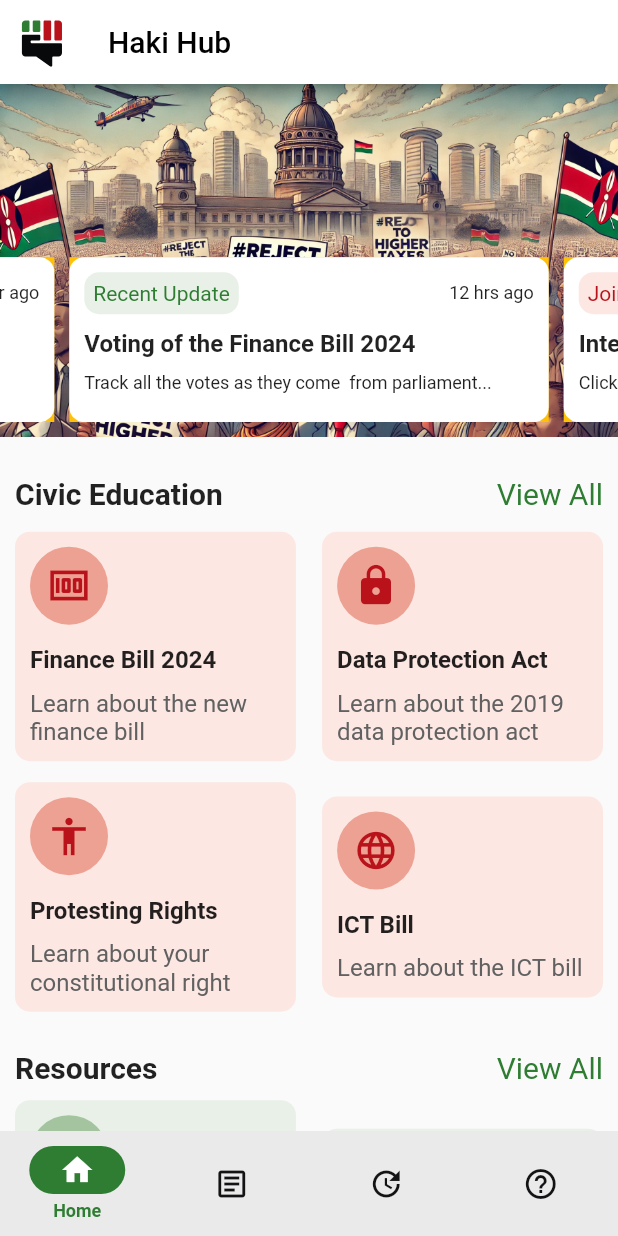
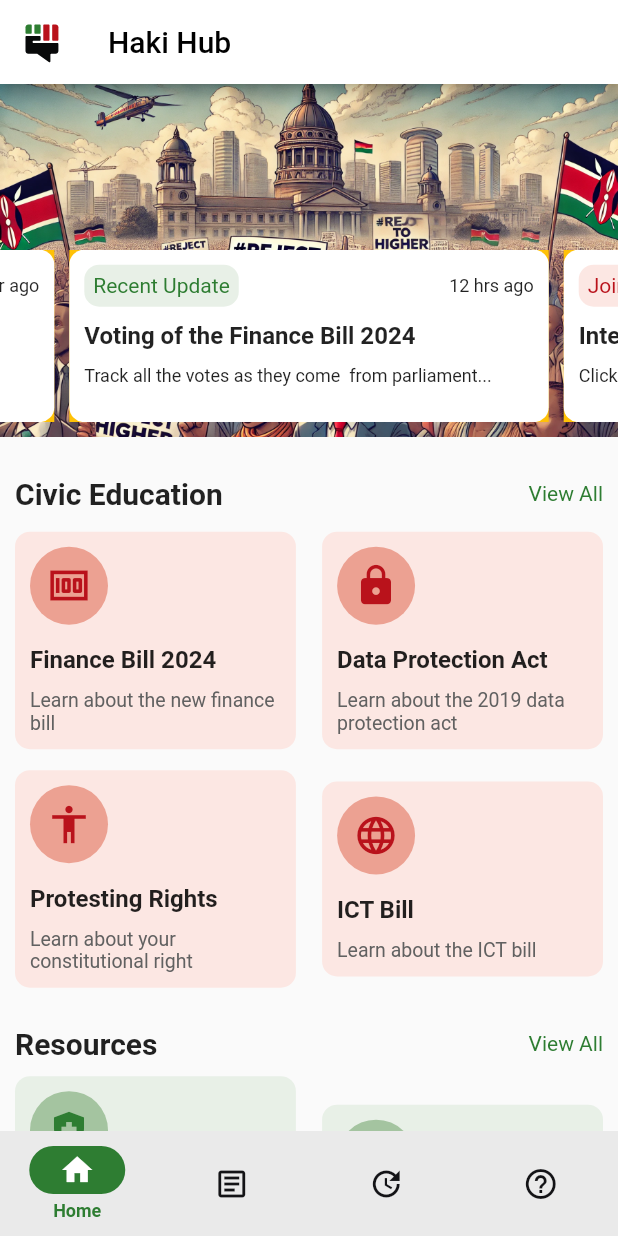
Before and after one commit to Haki-Hub/haki-hub-mobile, a Flutter app: the screen it shows after launch, on a phone screen of 412 x 824 dp. Run offline on Flutter 3.47's test engine with Material 3 defaults, Android fonts, the phone set to English and light mode, and no system bars; drawn by our look-alikes of carousel_slider; our stand-ins replace flutter_svg.

Commit message:
update: improving font visual hierarchy

```diff
--- a/lib/main.dart
+++ b/lib/main.dart
@@ -1,7 +1,8 @@
 import 'package:flutter/material.dart';
+
+import 'package:haki_hub/routes/route_generator.dart';
 import 'package:haki_hub/domain/value_objects/app_colors.dart';
 import 'package:haki_hub/presentation/home/widgets/bottom_navigation.dart';
-import 'package:haki_hub/routes/route_generator.dart';
 
 void main() {
   runApp(
--- a/lib/presentation/home/pages/home_page.dart
+++ b/lib/presentation/home/pages/home_page.dart
@@ -1,14 +1,15 @@
+import 'package:flutter/material.dart';
 import 'package:carousel_slider/carousel_slider.dart';
-import 'package:flutter/material.dart';
-import 'package:haki_hub/domain/value_objects/app_colors.dart';
-import 'package:haki_hub/domain/value_objects/asset_strings.dart';
+
+import 'package:haki_hub/routes/routes.dart';
+import 'package:haki_hub/domain/value_objects/utils.dart';
 import 'package:haki_hub/domain/value_objects/spaces.dart';
 import 'package:haki_hub/domain/value_objects/strings.dart';
-import 'package:haki_hub/domain/value_objects/utils.dart';
+import 'package:haki_hub/presentation/shared/info_card.dart';
+import 'package:haki_hub/domain/value_objects/app_colors.dart';
+import 'package:haki_hub/presentation/shared/app_scaffold.dart';
+import 'package:haki_hub/domain/value_objects/asset_strings.dart';
 import 'package:haki_hub/presentation/home/widgets/carousel_card.dart';
-import 'package:haki_hub/presentation/shared/app_scaffold.dart';
-import 'package:haki_hub/presentation/shared/info_card.dart';
-import 'package:haki_hub/routes/routes.dart';
 
 class HomePage extends StatelessWidget {
   const HomePage({super.key});
@@ -20,9 +21,9 @@ class HomePage extends StatelessWidget {
       body: SingleChildScrollView(
         child: Column(
           crossAxisAlignment: CrossAxisAlignment.start,
-          children: <Widget>[
+          children: [
             Stack(
-              children: <Widget>[
+              children: [
                 Image.asset(
                   backgroundBannerImage,
                   fit: BoxFit.cover,
@@ -35,16 +36,14 @@ class HomePage extends StatelessWidget {
                   child: Padding(
                     padding: const EdgeInsets.only(bottom: 10),
                     child: CarouselSlider(
-                      options: CarouselOptions(height: 110.0),
+                      options: CarouselOptions(height: 115.0),
                       items: carouselSliderItems.map((CarouselCard card) {
                         return Builder(
                           builder: (BuildContext context) {
                             return Container(
                               width: MediaQuery.of(context).size.width,
-                              margin:
-                                  const EdgeInsets.symmetric(horizontal: 5.0),
-                              decoration:
-                                  const BoxDecoration(color: Colors.amber),
+                              margin: const EdgeInsets.symmetric(horizontal: 5.0),
+                              decoration: const BoxDecoration(color: Colors.amber),
                               child: card,
                             );
                           },
@@ -55,9 +54,7 @@ class HomePage extends StatelessWidget {
                 ),
               ],
             ),
-            const SizedBox(
-              height: 26,
-            ),
+            const SizedBox(height: 26),
             // Civic Education Section
             const Padding(
               padding: EdgeInsets.symmetric(horizontal: 10),
@@ -66,7 +63,7 @@ class HomePage extends StatelessWidget {
                   // Header
                   Row(
                     mainAxisAlignment: MainAxisAlignment.spaceBetween,
-                    children: <Widget>[
+                    children: [
                       Text(
                         civicEducationString,
                         style: TextStyle(
@@ -77,19 +74,17 @@ class HomePage extends StatelessWidget {
                       Text(
                         viewAllString,
                         style: TextStyle(
-                          fontSize: 20,
+                          fontSize: 14,
                           color: AppColors.secondaryColor500,
                         ),
                       )
                     ],
                   ),
-                  SizedBox(
-                    height: 14,
-                  ),
+                  SizedBox(height: 14),
                   // Card Items
                   Row(
                     mainAxisAlignment: MainAxisAlignment.spaceBetween,
-                    children: <Widget>[
+                    children: [
                       InfoCard(
                         icon: Icons.money,
                         isTertiaryColor: true,
@@ -104,12 +99,10 @@ class HomePage extends StatelessWidget {
                       ),
                     ],
                   ),
-                  SizedBox(
-                    height: 14,
-                  ),
+                  SizedBox(height: 14),
                   Row(
                     mainAxisAlignment: MainAxisAlignment.spaceBetween,
-                    children: <Widget>[
+                    children: [
                       InfoCard(
                         icon: Icons.accessibility,
                         isTertiaryColor: true,
@@ -134,7 +127,7 @@ class HomePage extends StatelessWidget {
             Padding(
               padding: const EdgeInsets.symmetric(horizontal: 10),
               child: Column(
-                children: <Widget>[
+                children: [
                   // Header
                   const Row(
                     mainAxisAlignment: MainAxisAlignment.spaceBetween,
@@ -149,7 +142,7 @@ class HomePage extends StatelessWidget {
                       Text(
                         viewAllString,
                         style: TextStyle(
-                          fontSize: 20,
+                          fontSize: 14,
                           color: AppColors.secondaryColor500,
                         ),
                       )
@@ -159,7 +152,7 @@ class HomePage extends StatelessWidget {
                   // Card Items
                   const Row(
                     mainAxisAlignment: MainAxisAlignment.spaceBetween,
-                    children: <Widget>[
+                    children: [
                       InfoCard(
                         icon: Icons.health_and_safety,
                         isSecondaryColor: true,
@@ -177,7 +170,7 @@ class HomePage extends StatelessWidget {
                   size15VerticalSizedBox,
                   const Row(
                     mainAxisAlignment: MainAxisAlignment.spaceBetween,
-                    children: <Widget>[
+                    children: [
                       InfoCard(
                         icon: Icons.group,
                         isSecondaryColor: true,
@@ -201,11 +194,11 @@ class HomePage extends StatelessWidget {
             Padding(
               padding: const EdgeInsets.symmetric(horizontal: 10),
               child: Column(
-                children: <Widget>[
+                children: [
                   // Header
                   const Row(
                     mainAxisAlignment: MainAxisAlignment.spaceBetween,
-                    children: <Widget>[
+                    children: [
                       Text(
                         resourcesString,
                         style: TextStyle(
@@ -216,7 +209,7 @@ class HomePage extends StatelessWidget {
                       Text(
                         viewAllString,
                         style: TextStyle(
-                          fontSize: 20,
+                          fontSize: 14,
                           color: AppColors.secondaryColor500,
                         ),
                       )
@@ -230,8 +223,9 @@ class HomePage extends StatelessWidget {
                     hasBorder: true,
                     title: policeBrutalityTitleString,
                     description: policeBrutalityCardDescription,
-                    onTap: () => Navigator.of(context)
-                        .pushNamed(AppRoutes.policeHelplinePageRoute),
+                    onTap: () => Navigator.of(context).pushNamed(
+                      AppRoutes.policeHelplinePageRoute
+                    ),
                   ),
                   size15VerticalSizedBox,
                   InfoCard(
@@ -241,8 +235,10 @@ class HomePage extends StatelessWidget {
                     hasBorder: true,
                     title: medicalEmergencyString,
                     description: medicalEmergencyCardDescription,
-                      onTap: () => Navigator.of(context)
-                          .pushNamed(AppRoutes.ambulanceHelplinePageRoute)),
+                    onTap: () => Navigator.of(context).pushNamed(
+                      AppRoutes.ambulanceHelplinePageRoute
+                    )
+                  ),
                   size15VerticalSizedBox,
                   InfoCard(
                     assetName: buildingSvg,
@@ -250,8 +246,9 @@ class HomePage extends StatelessWidget {
                     hasBorder: true,
                     title: lawyerAssistanceString,
                     description: lawyerAssistanceCardDescription,
-                    onTap: () => Navigator.of(context)
-                        .pushNamed(AppRoutes.lawHelplinePageRoute),
+                    onTap: () => Navigator.of(context).pushNamed(
+                      AppRoutes.lawHelplinePageRoute
+                    ),
                   ),
                   size15VerticalSizedBox,
                 ],
--- a/lib/presentation/home/widgets/carousel_card.dart
+++ b/lib/presentation/home/widgets/carousel_card.dart
@@ -30,7 +30,7 @@ class CarouselCard extends StatelessWidget {
       child: Column(
         mainAxisAlignment: MainAxisAlignment.start,
         crossAxisAlignment: CrossAxisAlignment.start,
-        children: <Widget>[
+        children: [
           Row(
             crossAxisAlignment: CrossAxisAlignment.center,
             mainAxisAlignment: MainAxisAlignment.spaceBetween,
@@ -60,14 +60,10 @@ class CarouselCard extends StatelessWidget {
               fontSize: 16,
             ),
           ),
-          const SizedBox(
-            height: 10,
-          ),
+          const SizedBox(height: 10),
           Text(
             subtitle,
-            style: const TextStyle(
-              fontSize: 12,
-            ),
+            style: const TextStyle(fontSize: 12),
           )
         ],
       ),
--- a/lib/presentation/shared/app_scaffold.dart
+++ b/lib/presentation/shared/app_scaffold.dart
@@ -1,5 +1,5 @@
+import 'package:flutter_svg/svg.dart';
 import 'package:flutter/material.dart';
-import 'package:flutter_svg/svg.dart';
 import 'package:haki_hub/domain/value_objects/asset_strings.dart';
 
 class AppScaffold extends StatelessWidget {
@@ -13,17 +13,21 @@ class AppScaffold extends StatelessWidget {
   final String title;
   final Widget body;
   final Widget? floatingActionButton;
+
   @override
   Widget build(BuildContext context) {
     return Scaffold(
       appBar: AppBar(
-        leading: SvgPicture.asset(logoSvg),
+        leading: Padding(
+          padding: const EdgeInsets.symmetric(vertical: 5.0),
+          child: SvgPicture.asset(
+            logoSvg, height: 100, width: 100,
+          ),
+        ),
         backgroundColor: Colors.white,
         title: Text(
           title,
-          style: const TextStyle(
-            color: Colors.black,
-          ),
+          style: const TextStyle(color: Colors.black),
         ),
       ),
       body: body,
--- a/lib/presentation/shared/info_card.dart
+++ b/lib/presentation/shared/info_card.dart
@@ -1,5 +1,6 @@
+import 'package:flutter_svg/svg.dart';
 import 'package:flutter/material.dart';
-import 'package:flutter_svg/svg.dart';
+
 import 'package:haki_hub/domain/value_objects/app_colors.dart';
 import 'package:haki_hub/presentation/shared/icon_avatar.dart';
 
@@ -86,13 +87,11 @@ class InfoCard extends StatelessWidget {
                           fontWeight: FontWeight.w600,
                         ),
                       ),
-                        const SizedBox(
-                          height: 10,
-                        ),
+                      const SizedBox(height: 10),
                       Text(
                         description,
                         style: TextStyle(
-                            fontSize: 16,
+                          fontSize: 13,
                           color: Colors.grey[700],
                         ),
                       ),
@@ -103,7 +102,7 @@ class InfoCard extends StatelessWidget {
             )
           : Column(
               crossAxisAlignment: CrossAxisAlignment.start,
-                children: <Widget>[
+              children: [
                 IconAvatar(
                   widget: Icon(
                     icon,
@@ -113,9 +112,7 @@ class InfoCard extends StatelessWidget {
                   isSecondaryColor: isSecondaryColor,
                   isTertiaryColor: isTertiaryColor,
                 ),
-                  const SizedBox(
-                    height: 14,
-                  ),
+                const SizedBox(height: 14),
                 Text(
                   title,
                   style: const TextStyle(
@@ -123,13 +120,11 @@ class InfoCard extends StatelessWidget {
                     fontWeight: FontWeight.w600,
                   ),
                 ),
-                  const SizedBox(
-                    height: 10,
-                  ),
+                const SizedBox(height: 10),
                 Text(
                   description,
                   style: TextStyle(
-                      fontSize: 16,
+                    fontSize: 13,
                     color: Colors.grey[700],
                   ),
                 ),
```
Also changed, not shown: lib/routes/route_generator.dart (+4 -3 lines). Lines whose indentation alone changed are shown as unchanged.
